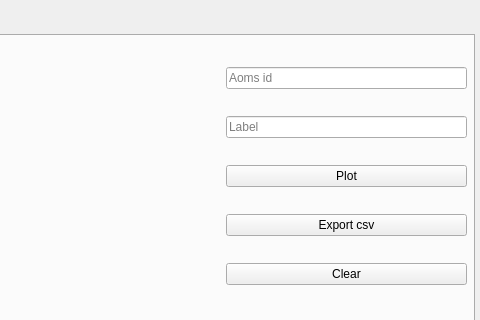
Above: smarts_gui/ui_files/measures.ui from CAMDgraz/SmarTSzyme_plugin before the change; both pictures show x 356 to 836 and y 0 to 320 of the 836 by 546 pixel window. Below: the same form after it.
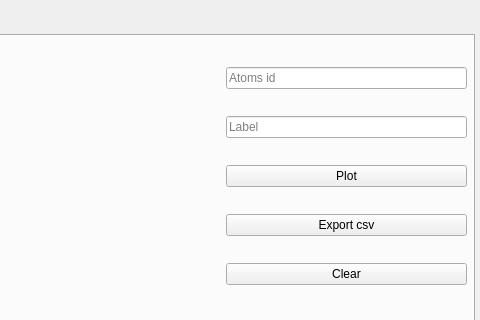
That is the form after the change. The open tabs and pages were chosen to show the change.

Commit message: Windows resized

```diff
--- a/smarts_gui/ui_files/measures.ui
+++ b/smarts_gui/ui_files/measures.ui
@@ -185,7 +185,7 @@
       <item>
        <widget class="QLineEdit" name="edit_atoms3">
         <property name="placeholderText">
-         <string>Aoms id</string>
+         <string>Atoms id</string>
         </property>
        </widget>
       </item>
```
The commit also changes 4 other files.
